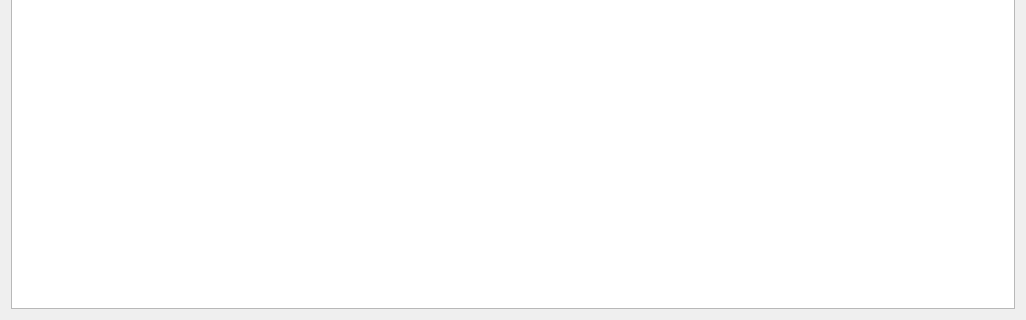
Old version of the form SIM-VICUS/src/SVNavigationTreeWidget.ui in the repository ghorwin/SIM-VICUS; both pictures show x 0 to 1026 and y 317 to 637 of the 1026 by 637 pixel window.
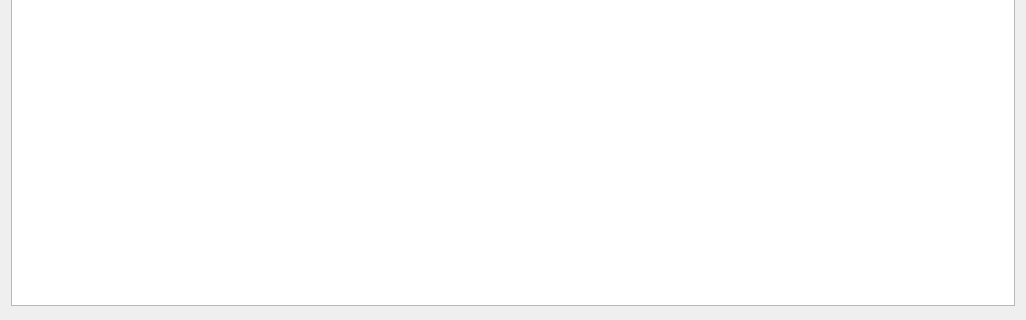
New version of the form.

Patch:
```diff
--- a/SIM-VICUS/src/SVNavigationTreeWidget.ui
+++ b/SIM-VICUS/src/SVNavigationTreeWidget.ui
@@ -67,6 +67,22 @@
      </column>
     </widget>
    </item>
+   <item>
+    <spacer name="verticalSpacer">
+     <property name="orientation">
+      <enum>Qt::Vertical</enum>
+     </property>
+     <property name="sizeType">
+      <enum>QSizePolicy::Preferred</enum>
+     </property>
+     <property name="sizeHint" stdset="0">
+      <size>
+       <width>20</width>
+       <height>3</height>
+      </size>
+     </property>
+    </spacer>
+   </item>
   </layout>
   <action name="actionRemoveSelected">
    <property name="text">
```
